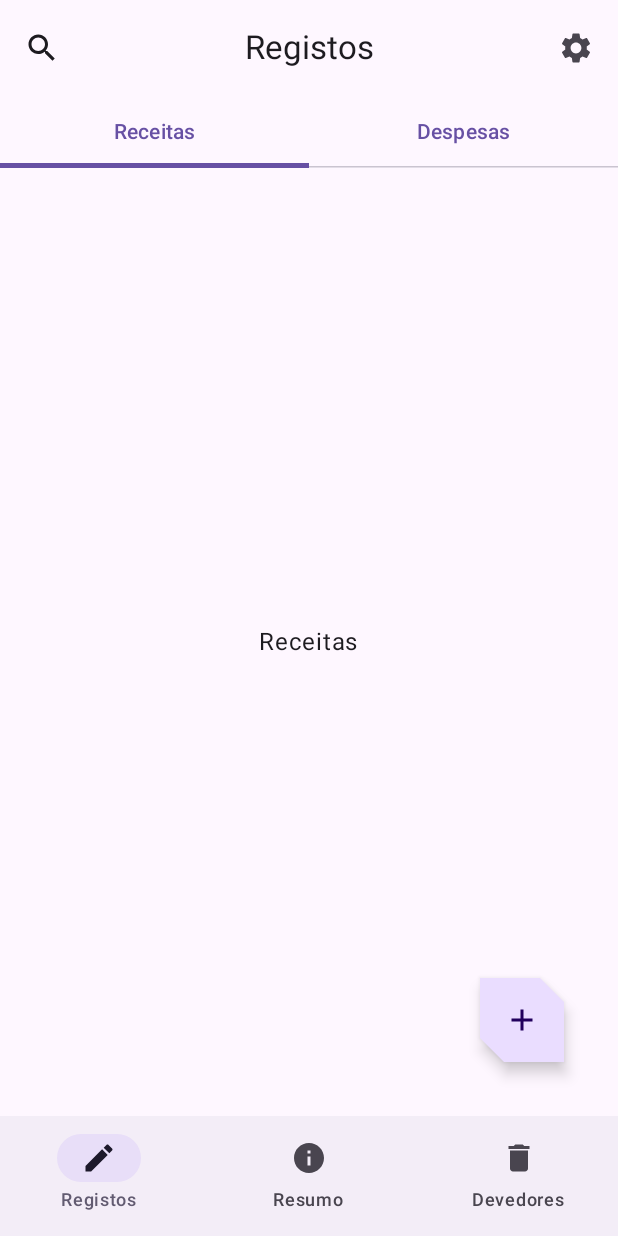
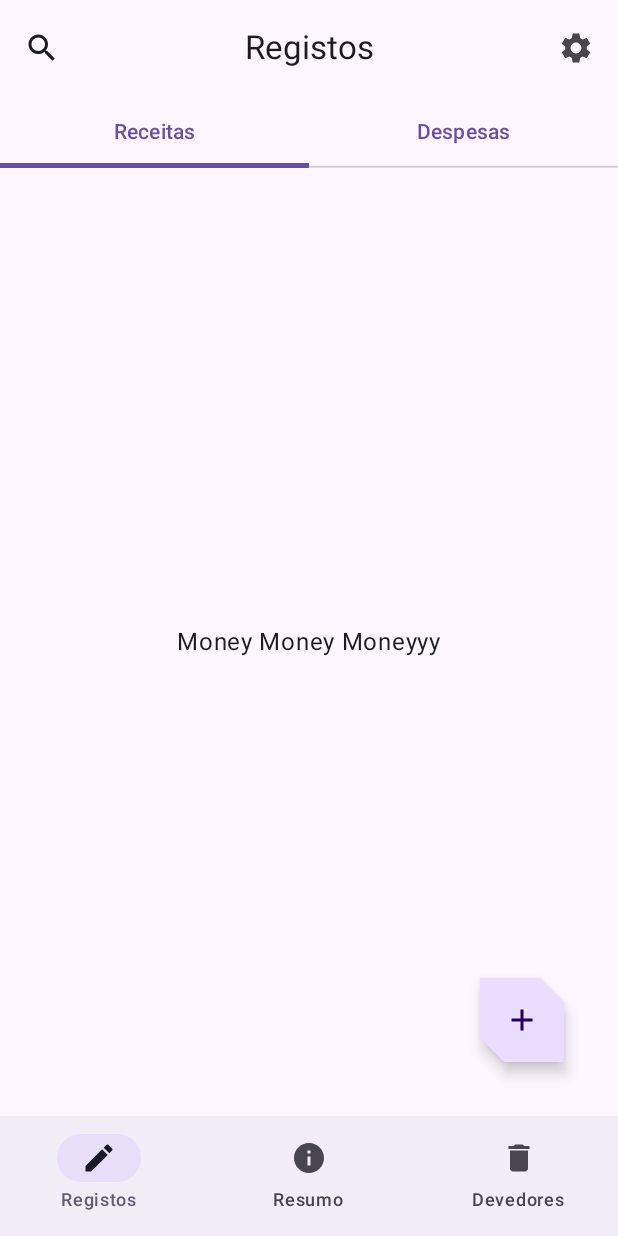
Before and after one commit to M1ngos/Negocio, an Android app built with Jetpack Compose: the RegisterScreen screen opened through its navigation route, on a phone screen of 412 x 824 dp. Run offline under Robolectric (Android 15) with nearby library versions, the phone set to English and light mode, and no system bars.

Commit message:
Registry Screen Lists

```diff
--- a/app/src/main/java/com/mobile/negocio/ui/views/RegisterView.kt
+++ b/app/src/main/java/com/mobile/negocio/ui/views/RegisterView.kt
@@ -30,11 +30,12 @@ import androidx.compose.ui.Modifier
 import androidx.compose.ui.res.dimensionResource
 import androidx.compose.ui.res.stringResource
 import com.mobile.negocio.R
+import com.mobile.negocio.ui.navigation.NavRegistryItem
 import com.mobile.negocio.ui.navigation.navRegistryItems
 
 
 @SuppressLint("UnusedMaterial3ScaffoldPaddingParameter")
-@OptIn(ExperimentalFoundationApi::class, ExperimentalMaterial3Api::class)
+@OptIn(ExperimentalFoundationApi::class)
 @Composable
 fun RegisterScreen (
     modifier: Modifier = Modifier,
@@ -53,7 +54,6 @@ fun RegisterScreen (
         floatingActionButton = {
             FloatingActionButton(
                 onClick = { if(selectedTabIndex == 0 ) navigateToRegistryEntry() else navigateToRegistryEntryAlt() },
-//                onClick = navigateToItemEntry,
                 shape = MaterialTheme.shapes.medium,
                 modifier = Modifier.padding(dimensionResource(id = R.dimen.padding_large))
             ) {
@@ -64,11 +64,10 @@ fun RegisterScreen (
             }
         }
     ) {
-        Column (
+        Column(
             modifier = Modifier
                 .fillMaxSize()
         ) {
-
             LaunchedEffect(selectedTabIndex) {
                 pagerState.animateScrollToPage(selectedTabIndex)
             }
@@ -97,14 +96,31 @@ fun RegisterScreen (
                     .fillMaxWidth()
                     .weight(1f)
             ) {index ->
-                Box(
-                    modifier = Modifier.fillMaxSize(),
-                    contentAlignment = Alignment.Center
-                ) {
-                    Text(text = navRegistryItems[index].title)
+                when(index) {
+                    0 -> IncomeList()
+                    1 -> DebtsList()
                 }
             }
         }
     }
+}
 
+@Composable
+fun DebtsList() {
+    Box(
+        modifier = Modifier.fillMaxSize(),
+        contentAlignment = Alignment.Center
+    ) {
+        Text(text = "Noooo!")
+    }
 }
+
+@Composable
+fun IncomeList() {
+    Box(
+        modifier = Modifier.fillMaxSize(),
+        contentAlignment = Alignment.Center
+    ) {
+        Text(text = "Money Money Moneyyy")
+    }
+}
```
